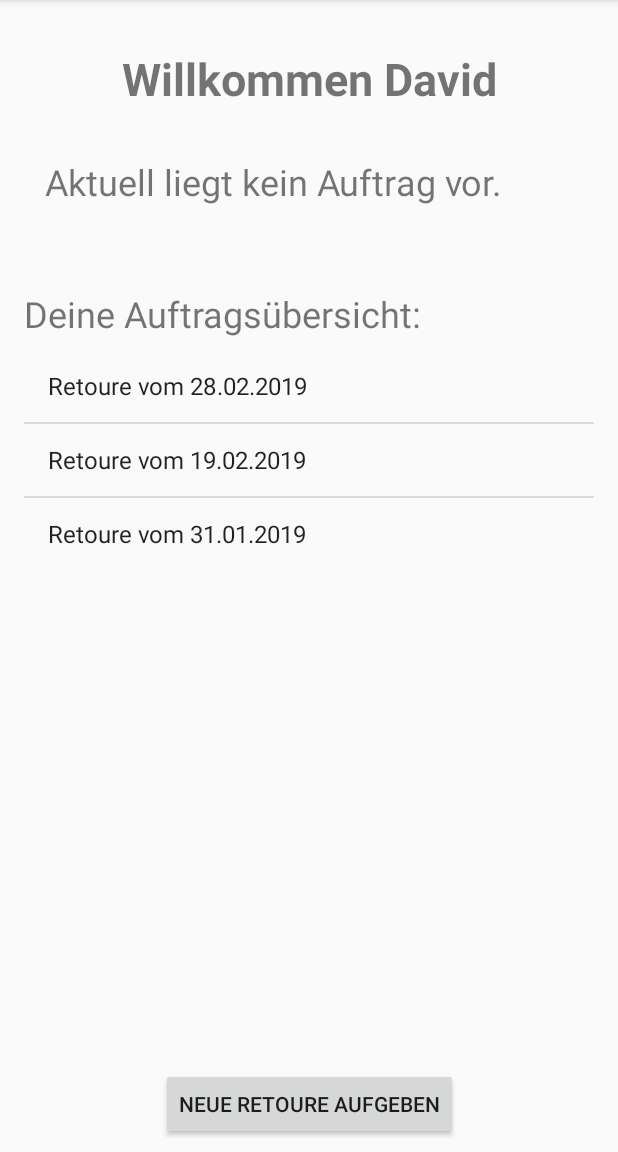
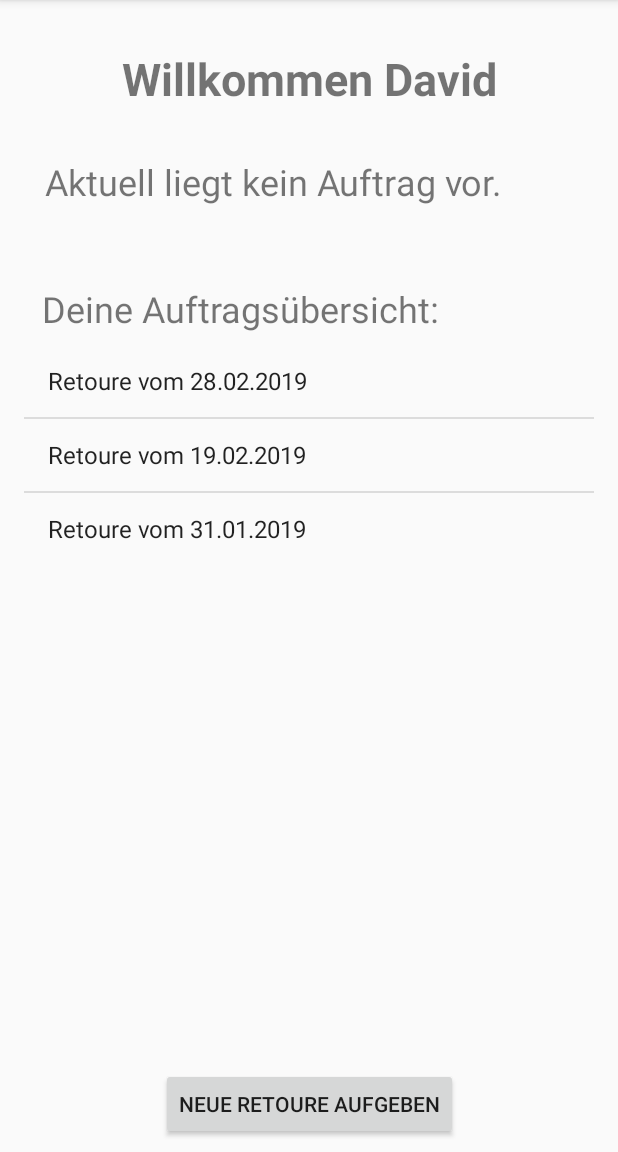
Before and after one commit to alexbaetz/Retouro_V1, an Android app: the CustomerHomeScreen screen opened directly, with no data from a screen before it, on a phone screen of 412 x 824 dp, the part 84-1236 px from its top. Run offline under Robolectric (Android 15) with nearby library versions, the phone set to English and light mode, and no system bars.

Commit message:
Version_Customer_Journey_V4

```diff
--- a/app/src/main/res/layout/activity_customer_home_screen.xml
+++ b/app/src/main/res/layout/activity_customer_home_screen.xml
@@ -72,10 +72,10 @@
 
     <TextView
         android:id="@+id/textView2"
-        android:layout_width="wrap_content"
+        android:layout_width="0dp"
         android:layout_height="wrap_content"
-        android:layout_marginStart="16dp"
-        android:layout_marginTop="55dp"
+        android:layout_marginStart="28dp"
+        android:layout_marginTop="52dp"
         android:layout_marginBottom="8dp"
         android:text="Deine Auftragsübersicht:"
         android:textSize="24sp"
```
